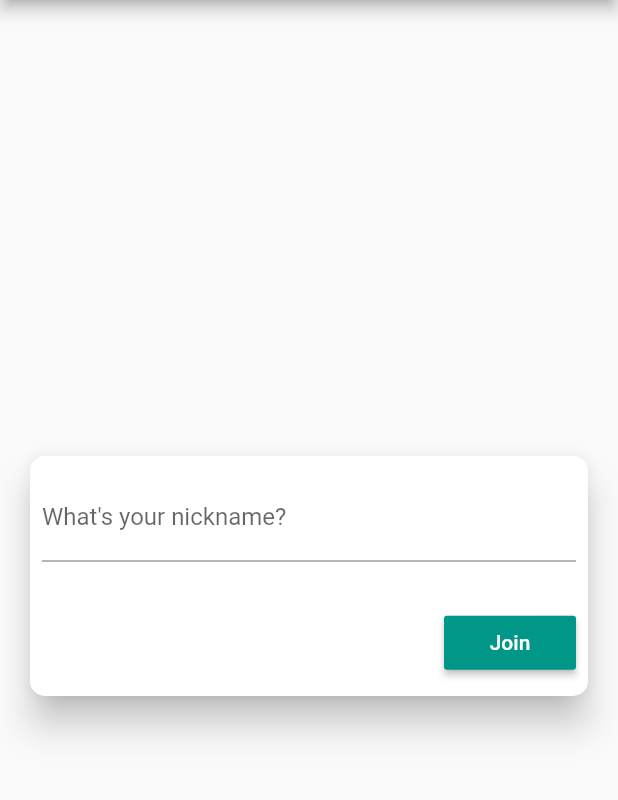
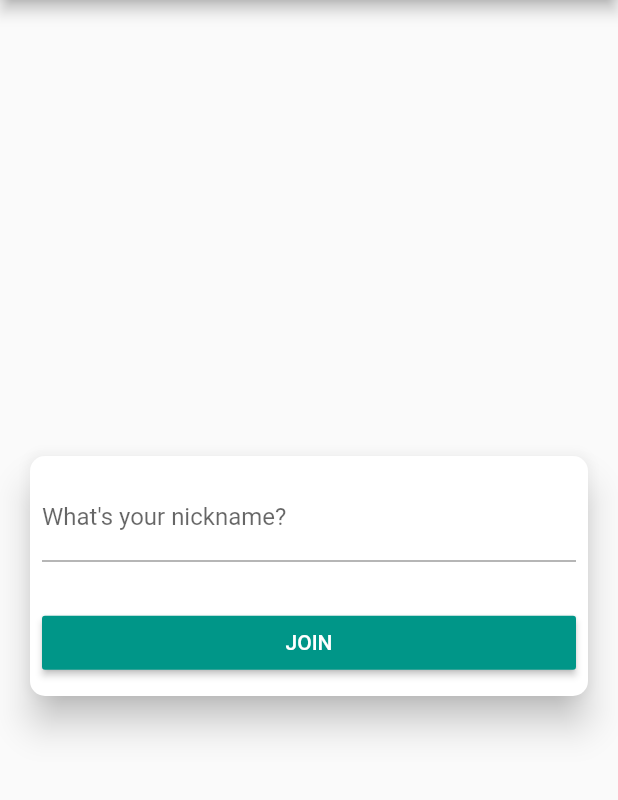
Before and after one commit to GeekAbdelouahed/Flutter-Socket-IO-Chat, a Flutter app: the screen it shows after launch, on a phone screen of 412 x 824 dp, the part 84-884 px from its top. Run offline on Flutter 3.47's test engine with Material 2 defaults, Android fonts, the phone set to English and light mode, and no system bars; our stand-ins replace font_awesome_flutter, lottie; missing offline and left inert: flutter_socket_io.

```diff
--- a/lib/main.dart
+++ b/lib/main.dart
@@ -2,7 +2,7 @@ import 'package:flutter/material.dart';
 import 'package:provider/provider.dart';
 
 import './providers/messages_provider.dart';
-import './widgets/chat.dart';
+import './ui/screens/join.dart';
 
 void main() => runApp(MyApp());
 
@@ -21,89 +21,8 @@ class MyApp extends StatelessWidget {
             title: TextStyle(color: Colors.white),
           ),
         ),
-        home: MyHomePage(),
+        home: JoinScreen(),
       ),
     );
   }
 }
-
-class MyHomePage extends StatefulWidget {
-  @override
-  _MyHomePageState createState() => _MyHomePageState();
-}
-
-class _MyHomePageState extends State<MyHomePage> {
-  TextEditingController _textEditingController;
-
-  void _joinChat() {
-    if (_textEditingController.text.isEmpty) return;
-
-    Navigator.of(context).push(
-      MaterialPageRoute(
-        builder: (ctx) => ChatScreen(_textEditingController.text),
-      ),
-    );
-  }
-
-  @override
-  void initState() {
-    super.initState();
-    _textEditingController = TextEditingController();
-  }
-
-  @override
-  void dispose() {
-    _textEditingController.dispose();
-    super.dispose();
-  }
-
-  @override
-  Widget build(BuildContext context) {
-    return Scaffold(
-      appBar: AppBar(
-        title: Text('Flutter Socket IO Chat'),
-      ),
-      body: Center(
-        child: Container(
-          height: 200,
-          child: Card(
-            elevation: 10,
-            shape: RoundedRectangleBorder(
-              borderRadius: BorderRadius.circular(10),
-            ),
-            margin: const EdgeInsets.all(20),
-            child: Padding(
-              padding: const EdgeInsets.all(8.0),
-              child: Column(
-                mainAxisAlignment: MainAxisAlignment.center,
-                children: <Widget>[
-                  TextField(
-                    controller: _textEditingController,
-                    decoration: InputDecoration(
-                      labelText: "What's your nickname?",
-                    ),
-                    onSubmitted: (_) {
-                      _joinChat();
-                    },
-                  ),
-                  SizedBox(
-                    height: 30,
-                  ),
-                  Align(
-                    alignment: Alignment.bottomRight,
-                    child: MaterialButton(
-                      onPressed: _joinChat,
-                      color: Theme.of(context).primaryColor,
-                      textColor: Theme.of(context).textTheme.title.color,
-                      child: Text('Join'),
-                    ),
-                  )
-                ],
-              ),
-            ),
-          ),
-        ),
-      ),
-    );
-  }
-}
--- a/lib/models/message.dart
+++ b/lib/models/message.dart
@@ -4,6 +4,8 @@ class Message {
   final DateTime date;
 
   const Message(this.senderName, this.content, this.date);
+
+  bool isUserMessage(String senderName) => this.senderName == senderName;
 
   Map<String, dynamic> toJson() => {
         'senderName': senderName,
--- /dev/null
+++ b/lib/ui/screens/join.dart
@@ -0,0 +1,82 @@
+import 'package:flutter/material.dart';
+
+import 'chat.dart';
+
+class JoinScreen extends StatefulWidget {
+  @override
+  _JoinScreenState createState() => _JoinScreenState();
+}
+
+class _JoinScreenState extends State<JoinScreen> {
+  TextEditingController _textEditingController;
+
+  void _joinChat() {
+    if (_textEditingController.text.isEmpty) return;
+
+    Navigator.of(context).push(
+      MaterialPageRoute(
+        builder: (ctx) => ChatScreen(_textEditingController.text),
+      ),
+    );
+  }
+
+  @override
+  void initState() {
+    super.initState();
+    _textEditingController = TextEditingController();
+  }
+
+  @override
+  void dispose() {
+    _textEditingController.dispose();
+    super.dispose();
+  }
+
+  @override
+  Widget build(BuildContext context) {
+    return Scaffold(
+      appBar: AppBar(
+        title: Text('Flutter Socket IO Chat'),
+      ),
+      body: Center(
+        child: Container(
+          height: 200,
+          child: Card(
+            elevation: 10,
+            shape: RoundedRectangleBorder(
+              borderRadius: BorderRadius.circular(10),
+            ),
+            margin: const EdgeInsets.all(20),
+            child: Padding(
+              padding: const EdgeInsets.all(8.0),
+              child: Column(
+                mainAxisAlignment: MainAxisAlignment.center,
+                children: <Widget>[
+                  TextField(
+                    controller: _textEditingController,
+                    decoration: InputDecoration(
+                      labelText: "What's your nickname?",
+                    ),
+                    onSubmitted: (_) {
+                      _joinChat();
+                    },
+                  ),
+                  SizedBox(
+                    height: 30,
+                  ),
+                  MaterialButton(
+                    minWidth: double.infinity,
+                    onPressed: _joinChat,
+                    color: Theme.of(context).primaryColor,
+                    textColor: Theme.of(context).textTheme.title.color,
+                    child: Text('JOIN'),
+                  ),
+                ],
+              ),
+            ),
+          ),
+        ),
+      ),
+    );
+  }
+}
--- a/lib/widgets/message_form.dart
+++ b/lib/ui/widgets/messages_form.dart
@@ -38,7 +38,7 @@ class _MessageFormState extends State<MessageForm> {
 
   void _runTimer() {
     if (_typingTimer != null && _typingTimer.isActive) _typingTimer.cancel();
-    _typingTimer = Timer(Duration(milliseconds: 500), () {
+    _typingTimer = Timer(Duration(milliseconds: 600), () {
       if (!_isTyping) return;
       _isTyping = false;
       widget.onStopTyping();
--- a/pubspec.yaml
+++ b/pubspec.yaml
@@ -27,6 +27,7 @@ dependencies:
   provider: ^4.0.4
   intl: ^0.16.1
   font_awesome_flutter: ^8.5.0
+  lottie: ^0.2.1
 
 dev_dependencies:
   flutter_test:
@@ -45,8 +46,8 @@ flutter:
   uses-material-design: true
 
   # To add assets to your application, add an assets section, like this:
-  #assets:
-  #  - images/a_dot_ham.jpeg
+  assets:
+    - assets/animations/chat-typing-indicator.json
 
   # An image asset can refer to one or more resolution-specific "variants", see
   # https://flutter.dev/assets-and-images/#resolution-aware.
```
Also changed, not shown: assets/animations/chat-typing-indicator.json (added, +1 -0 lines), lib/socket_io_manager.dart (+18 -20 lines), lib/ui/screens/chat.dart (renamed from lib/widgets/chat.dart, +27 -16 lines), lib/ui/widgets/messages_item.dart (renamed from lib/widgets/chat_item.dart, +20 -16 lines), pubspec.lock.
